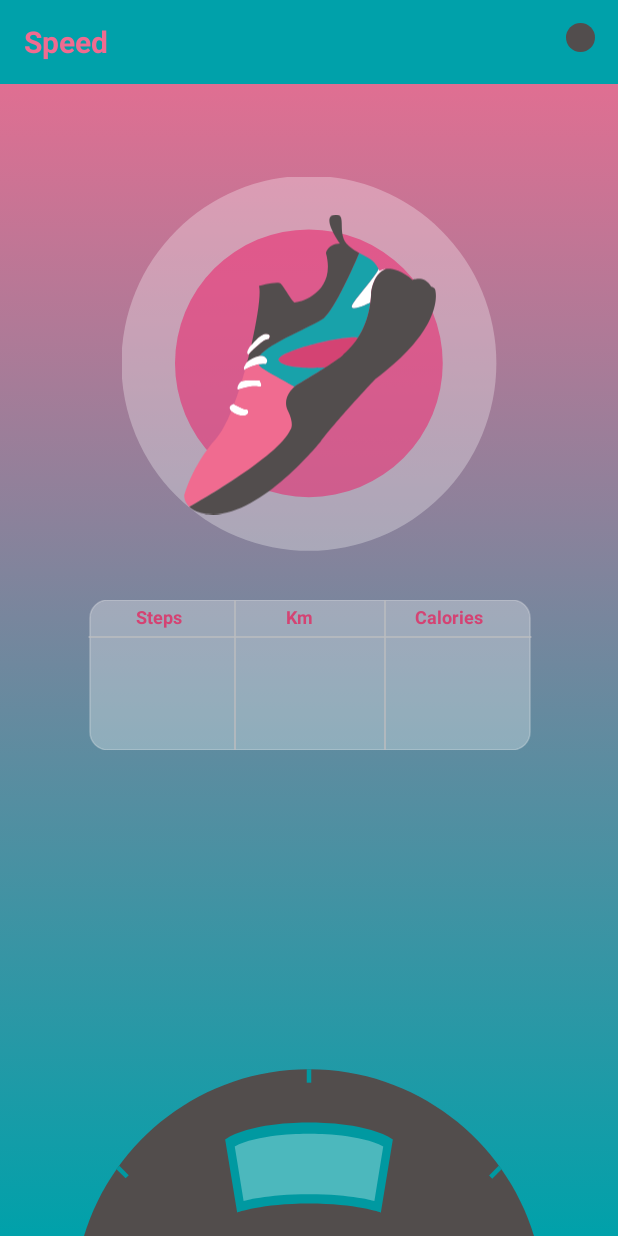
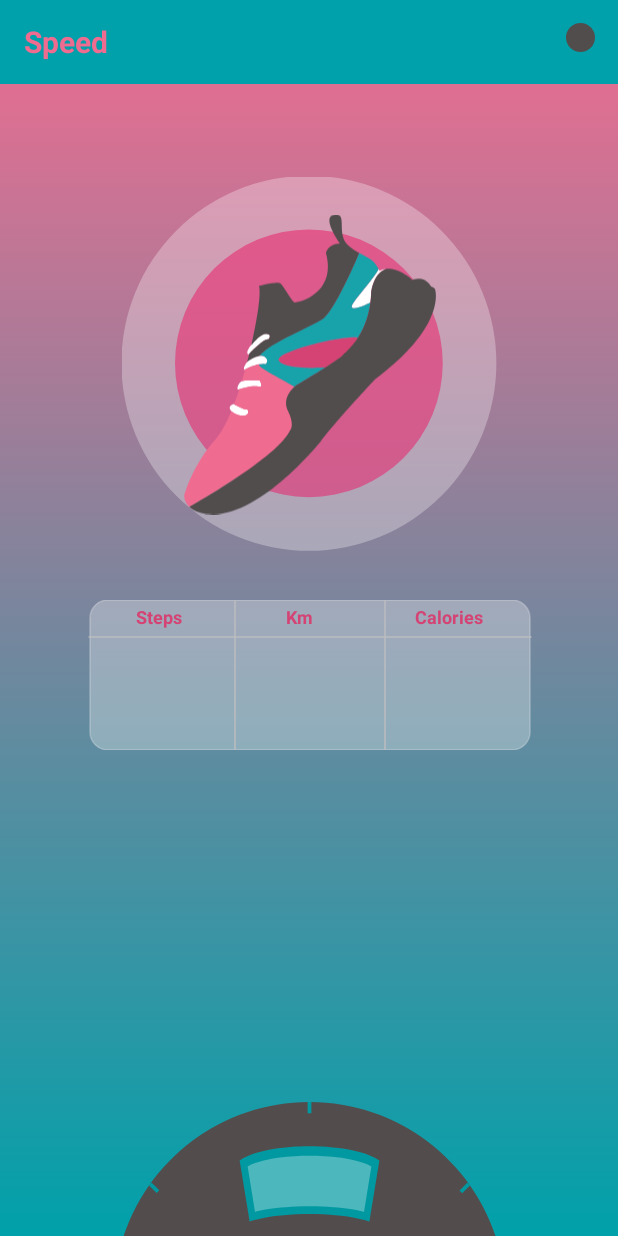
Before and after one commit to devanica/Speed, an Android app: the screen it shows after launch (MainActivity), on a phone screen of 412 x 824 dp. Run offline under Robolectric (Android 15) with nearby library versions, the phone set to English and light mode, and no system bars.

```diff
--- a/app/src/main/AndroidManifest.xml
+++ b/app/src/main/AndroidManifest.xml
@@ -16,6 +16,7 @@
         <activity
             android:name=".BrandingScreen"
             android:screenOrientation="portrait"
+            android:launchMode="singleTop"
             tools:ignore="LockedOrientationActivity">
             <intent-filter>
                 <action android:name="android.intent.action.MAIN" />
--- a/app/src/main/java/com/application/stepcounter/BrandingScreen.kt
+++ b/app/src/main/java/com/application/stepcounter/BrandingScreen.kt
@@ -25,7 +25,7 @@ class BrandingScreen : AppCompatActivity() {
 
         jobSecond = CoroutineScope(Dispatchers.Main).launch {
             withContext(Dispatchers.Main){
-                delay(2000)
+                delay(3000)
                 val i = Intent(applicationContext, MainActivity::class.java)
                 startActivity(i)
 
--- a/app/src/main/res/layout/activity_main.xml
+++ b/app/src/main/res/layout/activity_main.xml
@@ -179,21 +179,19 @@
     </LinearLayout>
 
     <ImageView
-        android:id="@+id/tv_scale"
-        android:layout_width="match_parent"
-        android:layout_height="wrap_content"
-        android:layout_marginTop="16dp"
+        android:layout_width="250dp"
+        android:layout_height="90dp"
         android:src="@drawable/scale_element"
+        android:scaleType="centerCrop"
         app:layout_constraintBottom_toBottomOf="parent"
         app:layout_constraintEnd_toEndOf="parent"
         app:layout_constraintStart_toStartOf="parent">
     </ImageView>
-
     <TextView
         android:id="@+id/tv_main_calories"
         android:layout_width="wrap_content"
         android:layout_height="wrap_content"
-        android:layout_marginBottom="32dp"
+        android:layout_marginBottom="25dp"
         android:textSize="20sp"
         android:textStyle="bold"
         android:textColor="@color/grey"
--- a/app/src/main/res/values/strings.xml
+++ b/app/src/main/res/values/strings.xml
@@ -7,7 +7,4 @@
 
     <string name="channel_name">pedometer channel</string>
     <string name="channel_description">no description</string>
-
-    <!-- TODO: Remove or change this placeholder text -->
-    <string name="hello_blank_fragment">Hello blank fragment</string>
 </resources>
```
